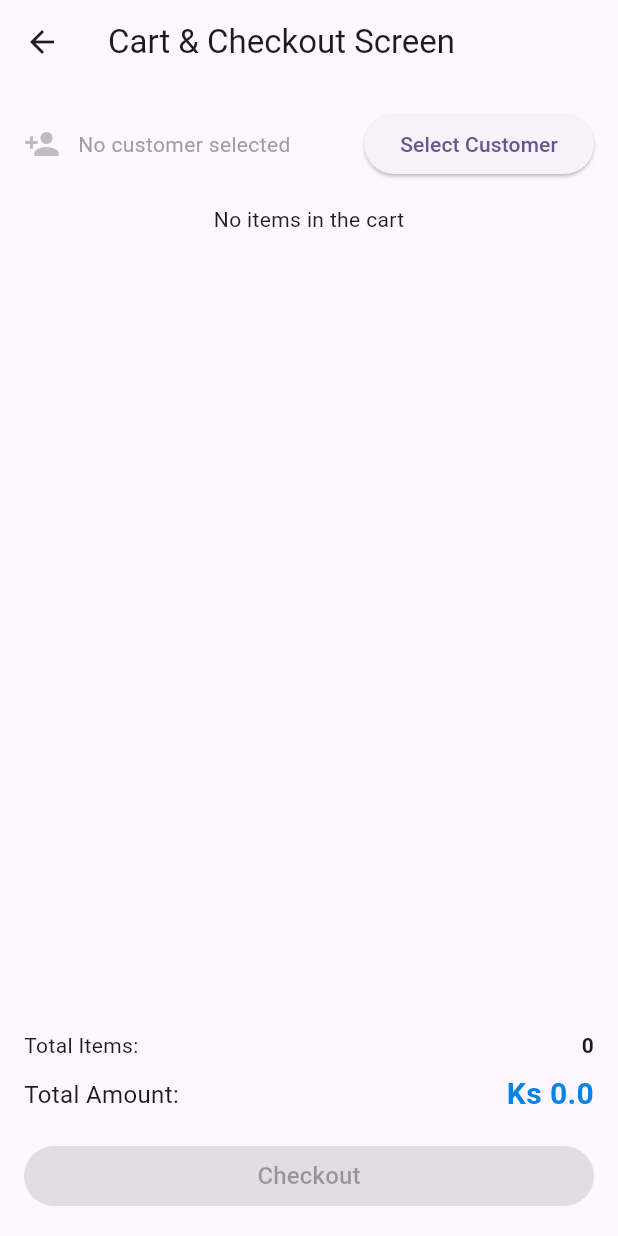
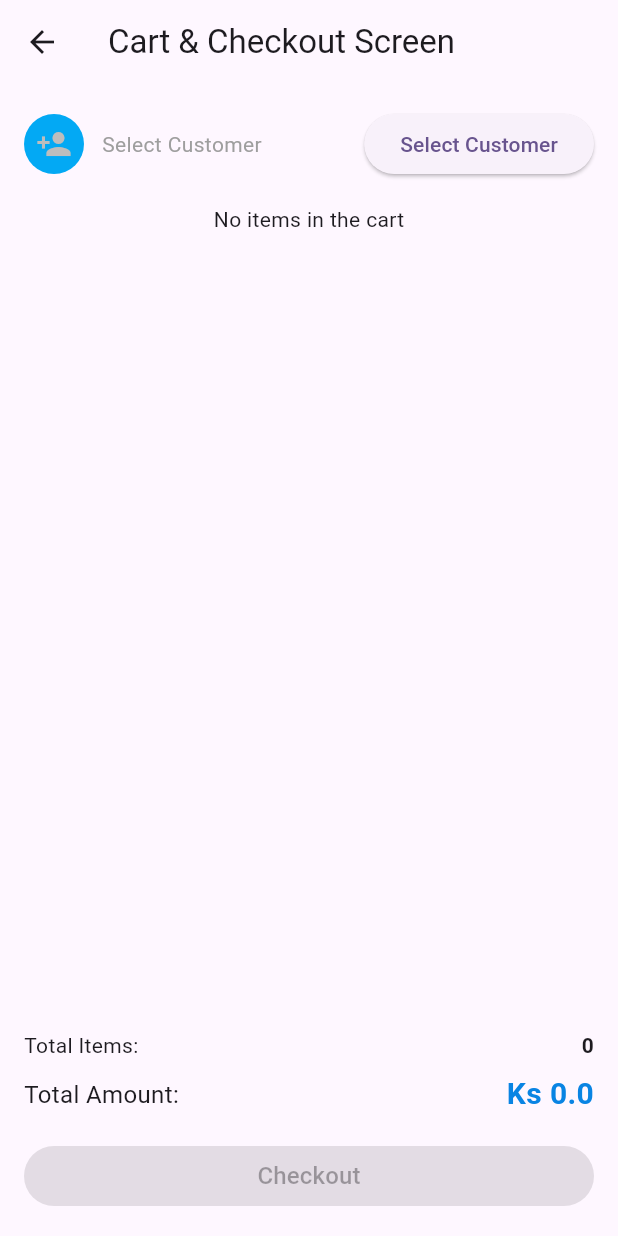
Before and after one commit to jarvis-vision4/pos_sample_app, a Flutter app: the CartScreen screen opened by its route, on a phone screen of 412 x 824 dp. Run offline on Flutter 3.47's test engine with Material 3 defaults, Android fonts, the phone set to English and light mode, and no system bars; our stand-ins replace cached_network_image, dio, flutter_bloc, get_it, sqflite; accounts and stored records are empty.

Commit message:
fix - remove duplicate ui logic from customer_select and dead code

```diff
--- a/lib/main.dart
+++ b/lib/main.dart
@@ -27,15 +27,12 @@ class MyApp extends StatelessWidget {
       providers: [
         BlocProvider(
             create: (context) => PosCubit(),
-            child: PosScreen(),
         ),
         BlocProvider(
           create: (context) => CartCubit(),
-          child: CartScreen(),
         ),
         BlocProvider(
           create: (context) => CustomerCubit(),
-          child: CustomerSelectionScreen(),
         ),
       ],
       child: MaterialApp(
--- a/lib/presentation/screens/cart/cart_screen.dart
+++ b/lib/presentation/screens/cart/cart_screen.dart
@@ -4,6 +4,7 @@ import 'package:pos_sample_app/presentation/screens/cart/cubit/cart_cubit.dart';
 import 'package:pos_sample_app/presentation/screens/cart/cubit/cart_state.dart';
 import 'package:pos_sample_app/presentation/screens/cart/widgets/cart_items_list.dart';
 import 'package:pos_sample_app/presentation/screens/cart/widgets/checkout_section.dart';
+import 'package:pos_sample_app/presentation/screens/cart/widgets/customer_section.dart';
 import 'package:pos_sample_app/routes/app_routes.dart';
 
 import '../../../data/models/customer.dart';
@@ -17,73 +18,10 @@ class CartScreen extends StatelessWidget {
       appBar: AppBar(title: const Text("Cart & Checkout Screen"), actions: []),
       body: BlocBuilder<CartCubit, CartState>(
         builder: (context, state) {
+          final selectedCustomer = state.selectedCustomer;
           return Column(
             children: [
-              Container(
-                padding: EdgeInsets.all(16),
-                child: state.selectedCustomer != null
-                    ? Row(
-                        children: [
-                          CircleAvatar(
-                            backgroundColor: Colors.lightBlue,
-                            child: Text(
-                              state.selectedCustomer!.name.isNotEmpty
-                                  ? state.selectedCustomer!.name[0]
-                                        .toUpperCase()
-                                  : '?',
-                              style: const TextStyle(
-                                color: Colors.white,
-                                fontWeight: FontWeight.bold,
-                              ),
-                            ),
-                          ),
-                          const SizedBox(width: 12),
-                          Expanded(
-                            child: Text(
-                              state.selectedCustomer!.name,
-                              style: TextStyle(color: Colors.grey),
-                            ),
-                          ),
-                          ElevatedButton(
-                            onPressed: () async {
-                              final customer = await Navigator.pushNamed(
-                                context,
-                                AppRoutes.customerSelection,
-                              );
-                              if (customer is Customer && context.mounted) {
-                                context.read<CartCubit>().setCustomer(customer);
-                              }
-                            },
-                            child: const Text('Change'),
-                          ),
-                        ],
-                      )
-                    : Row(
-                        children: [
-                          Icon(Icons.person_add, color: Colors.grey[400]),
-                          const SizedBox(width: 12),
-                          const Expanded(
-                            child: Text(
-                              'No customer selected',
-                              style: TextStyle(color: Colors.grey),
-                            ),
-                          ),
-                          ElevatedButton(
-                            onPressed: () async {
-                              final customer = await Navigator.pushNamed(
-                                context,
-                                AppRoutes.customerSelection,
-                              );
-                              if (customer is Customer && context.mounted) {
-                                context.read<CartCubit>().setCustomer(customer);
-                              }
-                            },
-                            child: const Text('Select Customer'),
-                          ),
-                        ],
-                      ),
-              ),
-
+              CustomerSection(state: state),
               Expanded(child: CartItemsList(state:state)),
               CheckoutSection(state: state)
             ],
--- /dev/null
+++ b/lib/presentation/screens/cart/widgets/customer_section.dart
@@ -0,0 +1,60 @@
+import 'package:flutter/material.dart';
+import 'package:flutter_bloc/flutter_bloc.dart';
+
+import '../../../../data/models/customer.dart';
+import '../../../../routes/app_routes.dart';
+import '../cubit/cart_cubit.dart';
+import '../cubit/cart_state.dart';
+
+class CustomerSection extends StatelessWidget {
+  const CustomerSection({super.key, required this.state});
+
+  final CartState state;
+
+  @override
+  Widget build(BuildContext context) {
+    final selectedCustomer=state.selectedCustomer;
+    return Container(
+      padding: EdgeInsets.all(16),
+      child: Row(
+        children: [
+          CircleAvatar(
+            backgroundColor: Colors.lightBlue,
+            child: selectedCustomer == null
+                ? Icon(Icons.person_add, color: Colors.grey[400])
+                : Text(
+                    state.selectedCustomer!.name.isNotEmpty
+                        ? state.selectedCustomer!.name[0].toUpperCase()
+                        : '?',
+                    style: const TextStyle(
+                      color: Colors.white,
+                      fontWeight: FontWeight.bold,
+                    ),
+                  ),
+          ),
+          const SizedBox(width: 12),
+          Expanded(
+            child: Text(
+              selectedCustomer?.name ?? "Select Customer",
+              style: TextStyle(color: Colors.grey),
+            ),
+          ),
+          ElevatedButton(
+            onPressed: () async {
+              final customer = await Navigator.pushNamed(
+                context,
+                AppRoutes.customerSelection,
+              );
+              if (customer is Customer && context.mounted) {
+                context.read<CartCubit>().setCustomer(customer);
+              }
+            },
+            child: Text(
+              selectedCustomer == null ? 'Select Customer' : 'Change',
+            ),
+          ),
+        ],
+      ),
+    );
+  }
+}
```
Also changed, not shown: 1 other file.
